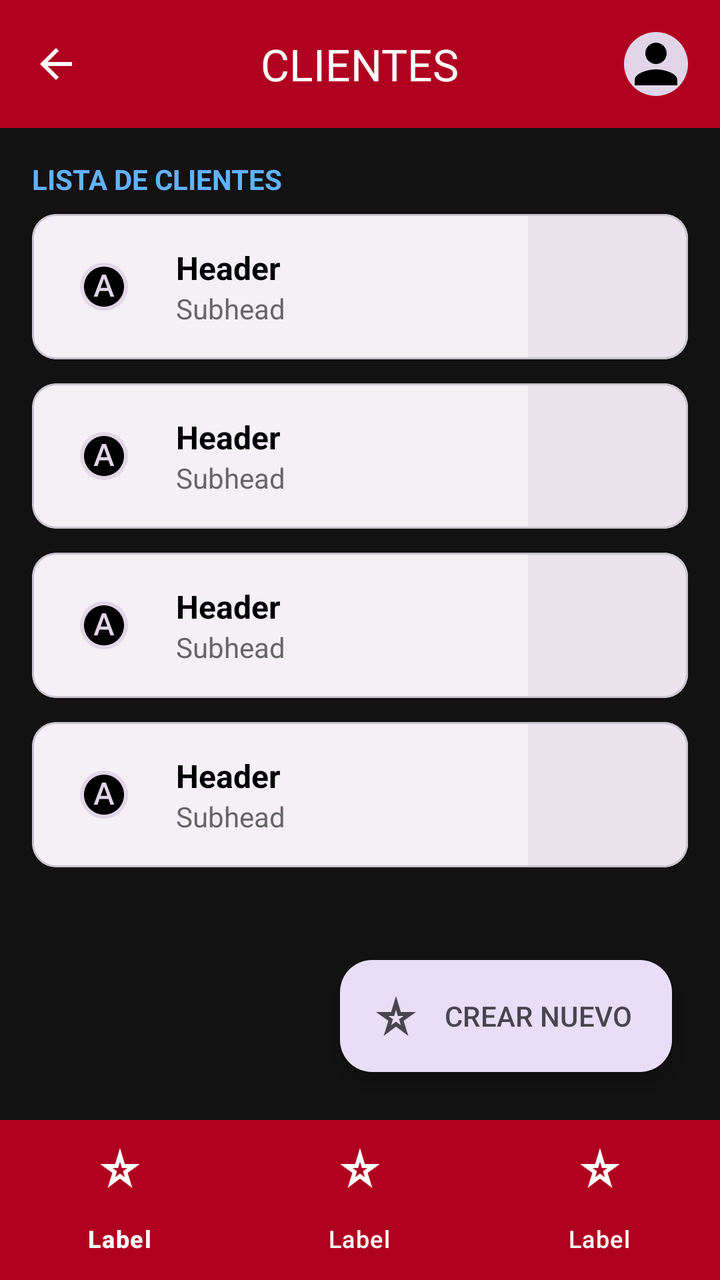
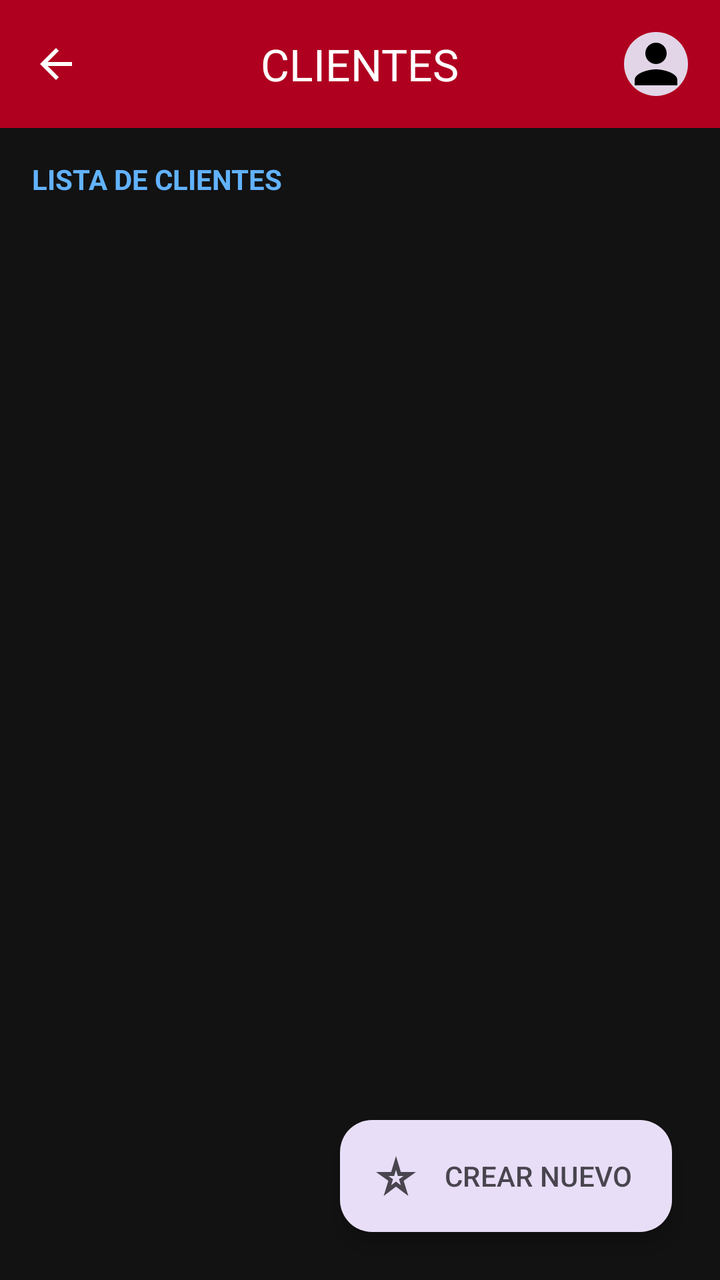

Screens rendered from an Android XML layout before and after an edit, with the pre-edit source and the edit as a unified diff.
<!-- AndroidManifest.xml: application theme Theme.Autotechs -->
<!-- res/layout/activity_clientes.xml -->
<?xml version="1.0" encoding="utf-8"?>
<androidx.constraintlayout.widget.ConstraintLayout
    xmlns:android="http://schemas.android.com/apk/res/android"
    xmlns:app="http://schemas.android.com/apk/res-auto"
    android:id="@+id/main"
    android:layout_width="match_parent"
    android:layout_height="match_parent"
    android:background="#121212">

    <com.google.android.material.appbar.AppBarLayout
        android:id="@+id/appBarLayout"
        android:layout_width="match_parent"
        android:layout_height="wrap_content"
        app:layout_constraintTop_toTopOf="parent">

        <com.google.android.material.appbar.MaterialToolbar
            android:id="@+id/topAppBar"
            android:layout_width="match_parent"
            android:layout_height="?attr/actionBarSize"
            android:background="#B00020"
            app:title="CLIENTES"
            app:titleCentered="true"
            app:titleTextColor="@android:color/white"
            app:navigationIcon="@drawable/ic_back"
            app:navigationIconTint="@android:color/white">

            <com.google.android.material.imageview.ShapeableImageView
                android:layout_width="32dp"
                android:layout_height="32dp"
                android:layout_gravity="end"
                android:layout_marginEnd="16dp"
                android:src="@drawable/ic_profile_placeholder"
                android:background="#E1D5E7"
                app:shapeAppearanceOverlay="@style/CircleImageStyle" />
        </com.google.android.material.appbar.MaterialToolbar>
    </com.google.android.material.appbar.AppBarLayout>

    <TextView
        android:id="@+id/tvListaTitulo"
        android:layout_width="wrap_content"
        android:layout_height="wrap_content"
        android:text="LISTA DE CLIENTES"
        android:textColor="#62B2FD"
        android:textStyle="bold"
        android:layout_margin="16dp"
        app:layout_constraintStart_toStartOf="parent"
        app:layout_constraintTop_toBottomOf="@id/appBarLayout" />

    <ScrollView
        android:layout_width="match_parent"
        android:layout_height="0dp"
        android:layout_marginTop="8dp"
        app:layout_constraintTop_toBottomOf="@id/tvListaTitulo"
        app:layout_constraintBottom_toTopOf="@id/bottomNavigation">

        <LinearLayout
            android:layout_width="match_parent"
            android:layout_height="wrap_content"
            android:orientation="vertical"
            android:paddingHorizontal="16dp">

            <include layout="@layout/item_cliente_card" />
            <include layout="@layout/item_cliente_card" />
            <include layout="@layout/item_cliente_card" />
            <include layout="@layout/item_cliente_card" />

        </LinearLayout>
    </ScrollView>

    <com.google.android.material.floatingactionbutton.ExtendedFloatingActionButton
        android:id="@+id/btnCrearNuevo"
        android:layout_width="wrap_content"
        android:layout_height="wrap_content"
        android:layout_margin="24dp"
        android:text="CREAR NUEVO"
        android:textColor="#49454F"
        app:backgroundTint="#E8DEF8"
        app:icon="@drawable/ic_star"
        app:iconTint="#49454F"
        app:layout_constraintBottom_toTopOf="@id/bottomNavigation"
        app:layout_constraintEnd_toEndOf="parent" />

    <com.google.android.material.bottomnavigation.BottomNavigationView
        android:id="@+id/bottomNavigation"
        android:layout_width="match_parent"
        android:layout_height="wrap_content"
        android:background="#B00020"
        app:itemIconTint="@android:color/white"
        app:itemTextColor="@android:color/white"
        app:layout_constraintBottom_toBottomOf="parent"
        app:menu="@menu/bottom_nav_menu" />

</androidx.constraintlayout.widget.ConstraintLayout>
<!-- res/layout/item_cliente_card.xml (included above) -->
<?xml version="1.0" encoding="utf-8"?>
<com.google.android.material.card.MaterialCardView
    xmlns:android="http://schemas.android.com/apk/res/android"
    xmlns:app="http://schemas.android.com/apk/res-auto"
    android:layout_width="match_parent"
    android:layout_height="wrap_content"
    android:layout_marginBottom="12dp"
    app:cardCornerRadius="12dp"
    app:cardBackgroundColor="#F5F0F6">

    <LinearLayout
        android:layout_width="match_parent"
        android:layout_height="wrap_content"
        android:orientation="horizontal">

        <LinearLayout
            android:layout_width="0dp"
            android:layout_height="wrap_content"
            android:layout_weight="1"
            android:orientation="horizontal"
            android:padding="16dp"
            android:gravity="center_vertical">

            <com.google.android.material.imageview.ShapeableImageView
                android:layout_width="40dp"
                android:layout_height="40dp"
                android:background="#E1D5E7"
                android:src="@drawable/ic_letter_a"
                android:padding="8dp"
                app:shapeAppearanceOverlay="@style/CircleImageStyle" />

            <LinearLayout
                android:layout_width="wrap_content"
                android:layout_height="wrap_content"
                android:layout_marginStart="16dp"
                android:orientation="vertical">

                <TextView
                    android:layout_width="wrap_content"
                    android:layout_height="wrap_content"
                    android:text="Header"
                    android:textColor="#000000"
                    android:textSize="16sp"
                    android:textStyle="bold" />

                <TextView
                    android:layout_width="wrap_content"
                    android:layout_height="wrap_content"
                    android:text="Subhead"
                    android:textColor="#666666"
                    android:textSize="14sp" />
            </LinearLayout>
        </LinearLayout>

        <View
            android:layout_width="80dp"
            android:layout_height="match_parent"
            android:background="#EBE4EF" />

    </LinearLayout>
</com.google.android.material.card.MaterialCardView>
<!-- resources referenced by this layout -->
<resources>
  <!-- drawable ic_back (drawable) -->
  <vector xmlns:android="http://schemas.android.com/apk/res/android" android:autoMirrored="true" android:height="24dp" android:tint="#000000" android:viewportHeight="24" android:viewportWidth="24" android:width="24dp">
        
      <path android:fillColor="@android:color/white" android:pathData="M20,11H7.83l5.59,-5.59L12,4l-8,8 8,8 1.41,-1.41L7.83,13H20v-2z"/>
      
  </vector>
  <!-- drawable ic_letter_a (drawable) -->
  <vector xmlns:android="http://schemas.android.com/apk/res/android" android:height="24dp" android:tint="#000000" android:viewportHeight="24" android:viewportWidth="24" android:width="24dp">
        
      <path android:fillColor="@android:color/white" android:pathData="M12.04,8.04l-0.09,0l-1.6,4.55l3.29,0z"/>
        
      <path android:fillColor="@android:color/white" android:pathData="M12,2C6.48,2 2,6.48 2,12s4.48,10 10,10s10,-4.48 10,-10S17.52,2 12,2zM15.21,17l-0.98,-2.81H9.78l-1,2.81h-1.9l4.13,-11h1.97l4.13,11H15.21z"/>
      
  </vector>
  <!-- drawable ic_profile_placeholder (drawable) -->
  <vector xmlns:android="http://schemas.android.com/apk/res/android" android:height="24dp" android:tint="#000000" android:viewportHeight="24" android:viewportWidth="24" android:width="24dp">
        
      <path android:fillColor="@android:color/white" android:pathData="M12,12c2.21,0 4,-1.79 4,-4s-1.79,-4 -4,-4 -4,1.79 -4,4 1.79,4 4,4zM12,14c-2.67,0 -8,1.34 -8,4v2h16v-2c0,-2.66 -5.33,-4 -8,-4z"/>
      
  </vector>
  <!-- drawable ic_star (drawable) -->
  <vector xmlns:android="http://schemas.android.com/apk/res/android" android:height="24dp" android:tint="#000000" android:viewportHeight="24" android:viewportWidth="24" android:width="24dp">
        
      <path android:fillColor="@android:color/white" android:pathData="M12,8.89L12.94,12h2.82l-2.27,1.62l0.93,3.01L12,14.79l-2.42,1.84l0.93,-3.01L8.24,12h2.82L12,8.89M12,2l-2.42,8H2l6.17,4.41L5.83,22L12,17.31L18.18,22l-2.35,-7.59L22,10h-7.58L12,2L12,2z"/>
      
  </vector>
  <style name="CircleImageStyle">
          <item name="cornerSize">50%</item>
      </style>
  <style name="Theme.Autotechs" parent="Base.Theme.Autotechs" />
  <style name="Base.Theme.Autotechs" parent="Theme.Material3.DayNight.NoActionBar">
          
          
      </style>
</resources>

<!-- the commit's change to res/layout/activity_clientes.xml (unified diff, before → after) -->
@@ -2,6 +2,7 @@
 <androidx.constraintlayout.widget.ConstraintLayout
     xmlns:android="http://schemas.android.com/apk/res/android"
     xmlns:app="http://schemas.android.com/apk/res-auto"
+    xmlns:tools="http://schemas.android.com/tools"
     android:id="@+id/main"
     android:layout_width="match_parent"
     android:layout_height="match_parent"
@@ -46,26 +47,15 @@
         app:layout_constraintStart_toStartOf="parent"
         app:layout_constraintTop_toBottomOf="@id/appBarLayout" />
 
-    <ScrollView
+    <androidx.recyclerview.widget.RecyclerView
+        android:id="@+id/rvClientes"
         android:layout_width="match_parent"
         android:layout_height="0dp"
         android:layout_marginTop="8dp"
+        android:paddingHorizontal="16dp"
         app:layout_constraintTop_toBottomOf="@id/tvListaTitulo"
-        app:layout_constraintBottom_toTopOf="@id/bottomNavigation">
-
-        <LinearLayout
-            android:layout_width="match_parent"
-            android:layout_height="wrap_content"
-            android:orientation="vertical"
-            android:paddingHorizontal="16dp">
-
-            <include layout="@layout/item_cliente_card" />
-            <include layout="@layout/item_cliente_card" />
-            <include layout="@layout/item_cliente_card" />
-            <include layout="@layout/item_cliente_card" />
-
-        </LinearLayout>
-    </ScrollView>
+        app:layout_constraintBottom_toBottomOf="parent"
+        tools:listitem="@layout/item_cliente_card" />
 
     <com.google.android.material.floatingactionbutton.ExtendedFloatingActionButton
         android:id="@+id/btnCrearNuevo"
@@ -77,18 +67,9 @@
         app:backgroundTint="#E8DEF8"
         app:icon="@drawable/ic_star"
         app:iconTint="#49454F"
-        app:layout_constraintBottom_toTopOf="@id/bottomNavigation"
+        app:layout_constraintBottom_toBottomOf="parent"
         app:layout_constraintEnd_toEndOf="parent" />
 
-    <com.google.android.material.bottomnavigation.BottomNavigationView
-        android:id="@+id/bottomNavigation"
-        android:layout_width="match_parent"
-        android:layout_height="wrap_content"
-        android:background="#B00020"
-        app:itemIconTint="@android:color/white"
-        app:itemTextColor="@android:color/white"
-        app:layout_constraintBottom_toBottomOf="parent"
-        app:menu="@menu/bottom_nav_menu" />
 
 </androidx.constraintlayout.widget.ConstraintLayout>
 <!-- res/layout/item_cliente_card.xml (included above) -->
@@ -130,17 +111,19 @@
                 android:orientation="vertical">
 
                 <TextView
+                    android:id="@+id/tvNombre"
                     android:layout_width="wrap_content"
                     android:layout_height="wrap_content"
-                    android:text="Header"
+                    android:text="Nombre del Cliente"
                     android:textColor="#000000"
                     android:textSize="16sp"
                     android:textStyle="bold" />
 
                 <TextView
+                    android:id="@+id/tvDetalle"
                     android:layout_width="wrap_content"
                     android:layout_height="wrap_content"
-                    android:text="Subhead"
+                    android:text="DUI: 00000000-0"
                     android:textColor="#666666"
                     android:textSize="14sp" />
             </LinearLayout>
